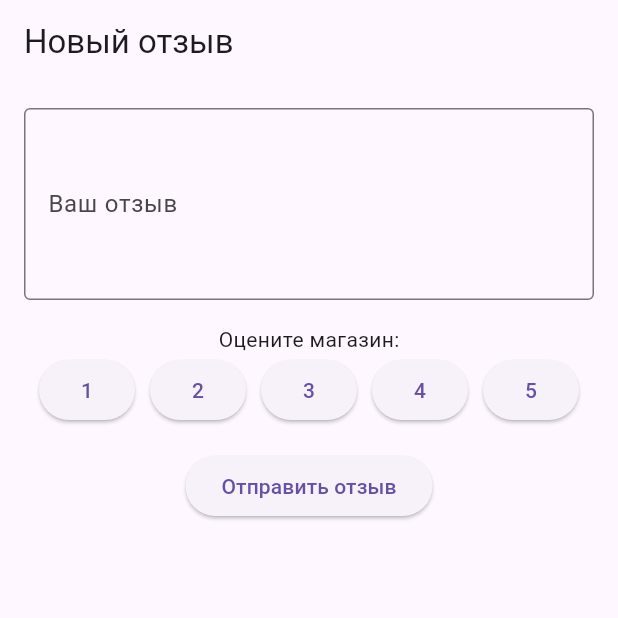
After one commit to CentyGG/my_shop_flutter, a Flutter app: the AddReviewScreen screen opened directly, on a phone screen of 412 x 824 dp, the top half of it. The commit adds this screen. Run offline on Flutter 3.47's test engine with Material 3 defaults, Android fonts, the phone set to English and light mode, and no system bars; our stand-ins replace cached_network_image.

Commit message:
Добавление горизонтальной навигации в reviews_screen.dart и add_review_screen.dart

```diff
--- /dev/null
+++ b/lib/features/reviews/screens/add_review_screen.dart
@@ -0,0 +1,100 @@
+// lib/features/reviews/screens/add_review_screen.dart
+import 'package:flutter/material.dart';
+import 'package:my_shop_flutter/features/reviews/screens/reviews_screen.dart';
+
+class AddReviewScreen extends StatefulWidget {
+  const AddReviewScreen({super.key});
+
+  @override
+  State<AddReviewScreen> createState() => _AddReviewScreenState();
+}
+
+class _AddReviewScreenState extends State<AddReviewScreen> {
+  int? _selectedRating;
+
+  @override
+  Widget build(BuildContext context) {
+    return Scaffold(
+      appBar: AppBar(automaticallyImplyLeading: false,title: const Text('Новый отзыв')),
+      body: Padding(
+        padding: const EdgeInsets.all(16.0),
+        child: Column(
+          children: [
+            TextField(
+              maxLines: 4,
+              decoration: const InputDecoration(
+                labelText: 'Ваш отзыв',
+                border: OutlineInputBorder(),
+              ),
+            ),
+            const SizedBox(height: 16),
+            const Padding(
+              padding: EdgeInsets.symmetric(horizontal: 16.0),
+              child: Text('Оцените магазин:'),
+            ),
+            Row(
+              mainAxisAlignment: MainAxisAlignment.spaceEvenly,
+              children: [
+                ElevatedButton(
+                  style: ElevatedButton.styleFrom(
+                    backgroundColor: _selectedRating == 1 ? Colors.blue : null,
+                  ),
+                  onPressed: () {
+                    setState(() => _selectedRating = 1);
+                  },
+                  child: const Text('1'),
+                ),
+                ElevatedButton(
+                  style: ElevatedButton.styleFrom(
+                    backgroundColor: _selectedRating == 2 ? Colors.blue : null,
+                  ),
+                  onPressed: () {
+                    setState(() => _selectedRating = 2);
+                  },
+                  child: const Text('2'),
+                ),
+                ElevatedButton(
+                  style: ElevatedButton.styleFrom(
+                    backgroundColor: _selectedRating == 3 ? Colors.blue : null,
+                  ),
+                  onPressed: () {
+                    setState(() => _selectedRating = 3);
+                  },
+                  child: const Text('3'),
+                ),
+                ElevatedButton(
+                  style: ElevatedButton.styleFrom(
+                    backgroundColor: _selectedRating == 4 ? Colors.blue : null,
+                  ),
+                  onPressed: () {
+                    setState(() => _selectedRating = 4);
+                  },
+                  child: const Text('4'),
+                ),
+                ElevatedButton(
+                  style: ElevatedButton.styleFrom(
+                    backgroundColor: _selectedRating == 5 ? Colors.blue : null,
+                  ),
+                  onPressed: () {
+                    setState(() => _selectedRating = 5);
+                  },
+                  child: const Text('5'),
+                ),
+              ],
+            ),
+            const SizedBox(height: 16),
+            ElevatedButton(
+              onPressed: () {
+                Navigator.pushReplacement(
+                  context,
+                  MaterialPageRoute(builder: (_) => const ReviewScreen()),
+                );
+              },
+              child: const Text('Отправить отзыв'),
+            ),
+          ],
+        ),
+      ),
+    );
+  }
+}
--- a/lib/features/reviews/screens/reviews_screen.dart
+++ b/lib/features/reviews/screens/reviews_screen.dart
@@ -17,6 +17,7 @@ class ReviewScreen extends StatelessWidget {
   Widget build(BuildContext context) {
     final initialReviews = [
       Review(rating: 5, text: 'Хороший сервис!'),
+      Review(rating: 4, text: 'Нормально')
     ];
 
     return Scaffold(
```
